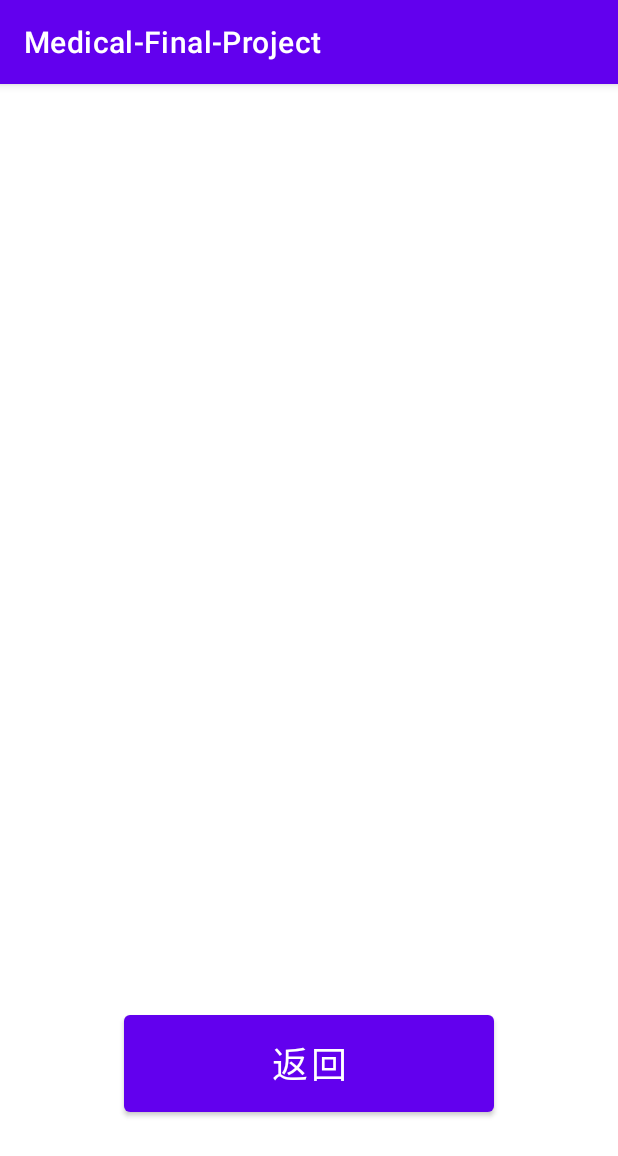
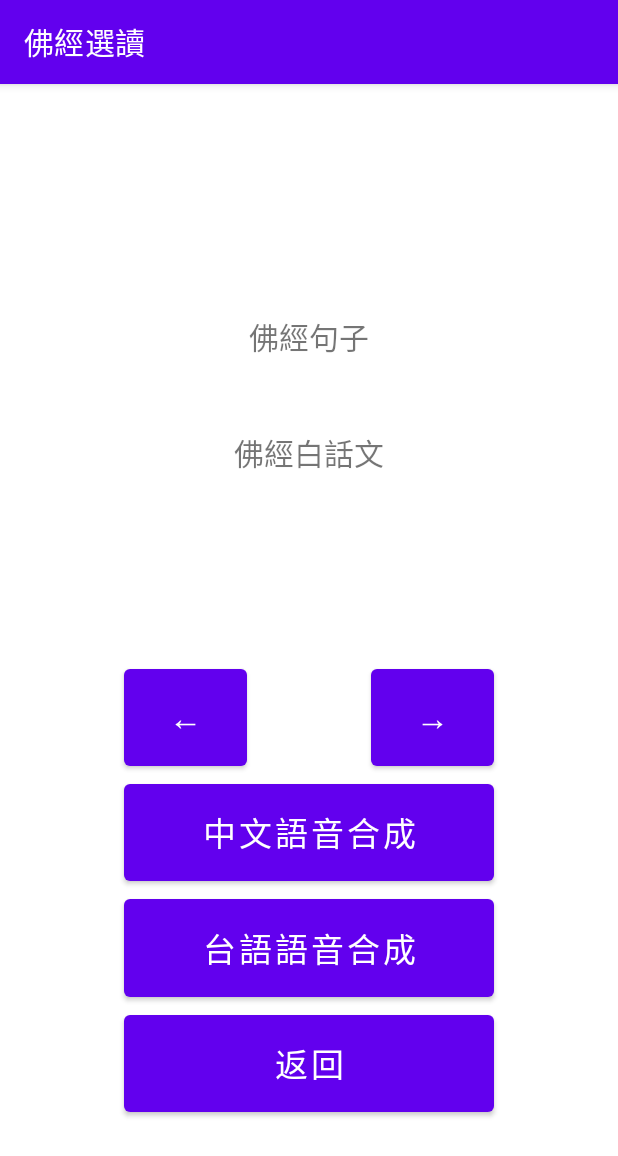
Before and after one commit to curry0622/-Buddhist-Scriptures-Guider, an Android app: the GuideReadingPage screen opened directly, with no data from a screen before it, on a phone screen of 412 x 824 dp. Shown: the top 1156 px of the screen. Run offline under Robolectric (Android 15) with nearby library versions, the phone set to English and light mode, and no system bars.

Commit message:
feat: pass scripture name and some layout

```diff
--- a/app/src/main/AndroidManifest.xml
+++ b/app/src/main/AndroidManifest.xml
@@ -9,7 +9,7 @@
     <application
         android:allowBackup="true"
         android:icon="@mipmap/ic_launcher"
-        android:label="@string/app_name"
+        android:label="佛經選讀"
         android:roundIcon="@mipmap/ic_launcher_round"
         android:supportsRtl="true"
         android:theme="@style/Theme.MedicalFinalProject">
--- a/app/src/main/java/com/example/medical_final_project/GuideReadingPage.java
+++ b/app/src/main/java/com/example/medical_final_project/GuideReadingPage.java
@@ -5,23 +5,42 @@ import androidx.appcompat.app.AppCompatActivity;
 import android.os.Bundle;
 import android.view.View;
 import android.widget.Button;
+import android.widget.TextView;
 
 public class GuideReadingPage extends AppCompatActivity {
 
-    private Button backBtn;
+    private String scriptureName;
+
+    private TextView titleTxt, contentTxt, vernacularTxt;
+    private Button prevBtn, nextBtn, chiSynBtn, taiSynBtn, backBtn;
 
     @Override
     protected void onCreate(Bundle savedInstanceState) {
         super.onCreate(savedInstanceState);
         setContentView(R.layout.activity_guide_reading_page);
 
+        // get intent extra
+        scriptureName = getIntent().getStringExtra("scripture name");
+
         // my functions
         findObjects();
+        initialSetup();
         btnOnClick();
     }
 
     public void findObjects() {
+        titleTxt = findViewById(R.id.titleTxt);
+        contentTxt = findViewById(R.id.contentTxt);
+        vernacularTxt = findViewById(R.id.vernacularTxt);
+        prevBtn = findViewById(R.id.prevBtn);
+        nextBtn = findViewById(R.id.nextBtn);
+        chiSynBtn = findViewById(R.id.chiSynBtn);
+        taiSynBtn = findViewById(R.id.taiSynBtn);
         backBtn = findViewById(R.id.backBtn);
+    }
+
+    public void initialSetup() {
+        titleTxt.setText(scriptureName);
     }
 
     public void btnOnClick() {
--- a/app/src/main/java/com/example/medical_final_project/MainMenu.java
+++ b/app/src/main/java/com/example/medical_final_project/MainMenu.java
@@ -30,7 +30,7 @@ public class MainMenu extends AppCompatActivity {
 
         // my functions
         findObjects();
-        initialSetUp();
+        initialSetup();
         btnOnClick();
     }
 
@@ -44,7 +44,7 @@ public class MainMenu extends AppCompatActivity {
         searchResTxt = findViewById(R.id.searchResTxt);
     }
 
-    public void initialSetUp() {
+    public void initialSetup() {
         enterBtn.setVisibility(View.INVISIBLE);
     }
 
@@ -73,9 +73,17 @@ public class MainMenu extends AppCompatActivity {
             @Override
             public void onClick(View view) {
                 // search for scripture's name if nameResTxt != "辨識失敗"
-                String scriptureNames[] = {};
+                String name = nameResTxt.getText().toString();
+                String scriptureNames[] = {"心經", "阿彌陀經", "普門品", "金剛經", "四十二章經", "圓覺經"};
+                searchResTxt.setText("搜尋失敗");
+                for(String scripture: scriptureNames) {
+                    if(scripture.equals(name)) {
+                        searchResTxt.setText(name);
+                        enterBtn.setVisibility(View.VISIBLE);
+                        break;
+                    }
+                }
                 // search for specific scripture's content if contentResTxt != "辨識失敗"
-                enterBtn.setVisibility(View.VISIBLE);
             }
         });
 
@@ -83,6 +91,7 @@ public class MainMenu extends AppCompatActivity {
             @Override
             public void onClick(View view) {
                 Intent intent = new Intent();
+                intent.putExtra("scripture name", searchResTxt.getText().toString());
                 intent.setClass(MainMenu.this, GuideReadingPage.class);
                 startActivity(intent);
             }
--- a/app/src/main/res/layout/activity_guide_reading_page.xml
+++ b/app/src/main/res/layout/activity_guide_reading_page.xml
@@ -160,12 +160,95 @@
         android:orientation="vertical"
         app:layout_constraintGuide_percent="1.0"/>
 
+    <TextView
+        android:id="@+id/titleTxt"
+        android:layout_width="0dp"
+        android:layout_height="0dp"
+        android:text="佛經標題"
+        android:textSize="40dp"
+        android:textAlignment="center"
+        android:layout_gravity="center_horizontal"
+        app:layout_constraintLeft_toLeftOf="@id/V20"
+        app:layout_constraintRight_toRightOf="@id/V80"
+        app:layout_constraintTop_toTopOf="@id/H10"
+        app:layout_constraintBottom_toBottomOf="@id/H20"/>
+
+    <TextView
+        android:id="@+id/contentTxt"
+        android:layout_width="0dp"
+        android:layout_height="0dp"
+        android:text="佛經句子"
+        android:textSize="20dp"
+        android:textAlignment="center"
+        android:layout_gravity="center_horizontal"
+        app:layout_constraintLeft_toLeftOf="@id/V20"
+        app:layout_constraintRight_toRightOf="@id/V80"
+        app:layout_constraintTop_toTopOf="@id/H20"
+        app:layout_constraintBottom_toBottomOf="@id/H30"/>
+
+    <TextView
+        android:id="@+id/vernacularTxt"
+        android:layout_width="0dp"
+        android:layout_height="0dp"
+        android:text="佛經白話文"
+        android:textSize="20dp"
+        android:textAlignment="center"
+        android:layout_gravity="center_horizontal"
+        app:layout_constraintLeft_toLeftOf="@id/V20"
+        app:layout_constraintRight_toRightOf="@id/V80"
+        app:layout_constraintTop_toTopOf="@id/H30"
+        app:layout_constraintBottom_toBottomOf="@id/H40"/>
+
+    <Button
+        android:id="@+id/prevBtn"
+        android:layout_width="0dp"
+        android:layout_height="0dp"
+        android:text="←"
+        android:textSize="22dp"
+        app:layout_constraintLeft_toLeftOf="@id/V20"
+        app:layout_constraintRight_toRightOf="@id/V40"
+        app:layout_constraintTop_toTopOf="@id/H50"
+        app:layout_constraintBottom_toBottomOf="@id/H60"/>
+
+    <Button
+        android:id="@+id/nextBtn"
+        android:layout_width="0dp"
+        android:layout_height="0dp"
+        android:text="→"
+        android:textSize="22dp"
+        app:layout_constraintLeft_toLeftOf="@id/V60"
+        app:layout_constraintRight_toRightOf="@id/V80"
+        app:layout_constraintTop_toTopOf="@id/H50"
+        app:layout_constraintBottom_toBottomOf="@id/H60"/>
+
+    <Button
+        android:id="@+id/chiSynBtn"
+        android:layout_width="0dp"
+        android:layout_height="0dp"
+        android:text="中文語音合成"
+        android:textSize="22dp"
+        app:layout_constraintLeft_toLeftOf="@id/V20"
+        app:layout_constraintRight_toRightOf="@id/V80"
+        app:layout_constraintTop_toTopOf="@id/H60"
+        app:layout_constraintBottom_toBottomOf="@id/H70"/>
+
+    <Button
+        android:id="@+id/taiSynBtn"
+        android:layout_width="0dp"
+        android:layout_height="0dp"
+        android:text="台語語音合成"
+        android:textSize="22dp"
+        app:layout_constraintLeft_toLeftOf="@id/V20"
+        app:layout_constraintRight_toRightOf="@id/V80"
+        app:layout_constraintTop_toTopOf="@id/H70"
+        app:layout_constraintBottom_toBottomOf="@id/H80"/>
+
     <Button
         android:id="@+id/backBtn"
         android:layout_width="0dp"
         android:layout_height="0dp"
         android:text="返回"
-        android:textSize="24dp"
+        android:textSize="22dp"
         app:layout_constraintLeft_toLeftOf="@id/V20"
         app:layout_constraintRight_toRightOf="@id/V80"
         app:layout_constraintTop_toTopOf="@id/H80"
```
